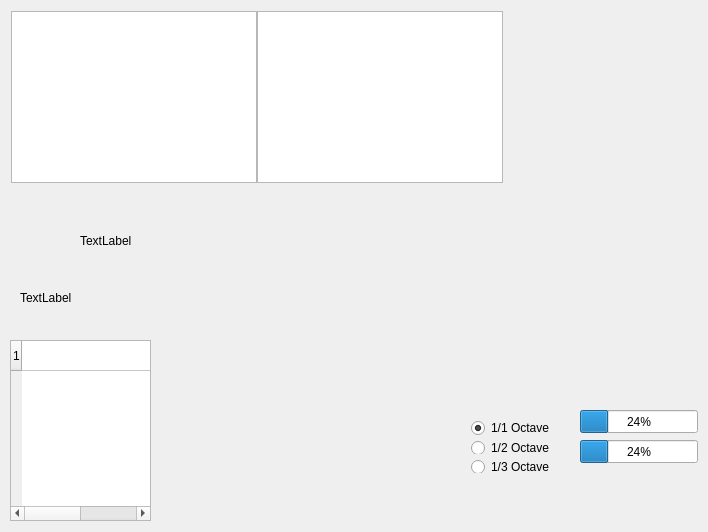
Old version of the form QMedPlayer_test/dialog.ui in the repository stambur/Mp3-player.
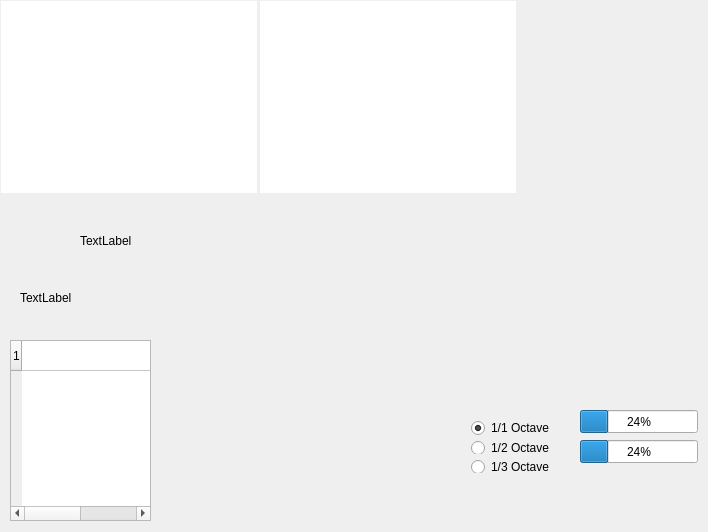
New version of the form.

What changed in the file:
```diff
--- a/QMedPlayer_test/dialog.ui
+++ b/QMedPlayer_test/dialog.ui
@@ -93,27 +93,6 @@
    <column/>
    <column/>
   </widget>
-  <widget class="QWidget" name="layoutWidget">
-   <property name="geometry">
-    <rect>
-     <x>0</x>
-     <y>0</y>
-     <width>514</width>
-     <height>194</height>
-    </rect>
-   </property>
-   <layout class="QHBoxLayout" name="horizontalLayout">
-    <property name="spacing">
-     <number>0</number>
-    </property>
-    <item>
-     <widget class="QListWidget" name="listWidget"/>
-    </item>
-    <item>
-     <widget class="QListWidget" name="listWidget_2"/>
-    </item>
-   </layout>
-  </widget>
   <widget class="QLabel" name="label_2">
    <property name="geometry">
     <rect>
@@ -189,6 +168,38 @@
     <number>24</number>
    </property>
   </widget>
+  <widget class="QListWidget" name="listWidget">
+   <property name="geometry">
+    <rect>
+     <x>1</x>
+     <y>1</y>
+     <width>256</width>
+     <height>192</height>
+    </rect>
+   </property>
+   <property name="frameShape">
+    <enum>QFrame::NoFrame</enum>
+   </property>
+   <property name="frameShadow">
+    <enum>QFrame::Plain</enum>
+   </property>
+  </widget>
+  <widget class="QListWidget" name="listWidget_2">
+   <property name="geometry">
+    <rect>
+     <x>260</x>
+     <y>1</y>
+     <width>256</width>
+     <height>192</height>
+    </rect>
+   </property>
+   <property name="frameShape">
+    <enum>QFrame::NoFrame</enum>
+   </property>
+   <property name="frameShadow">
+    <enum>QFrame::Plain</enum>
+   </property>
+  </widget>
  </widget>
  <layoutdefault spacing="6" margin="11"/>
  <resources/>
```
